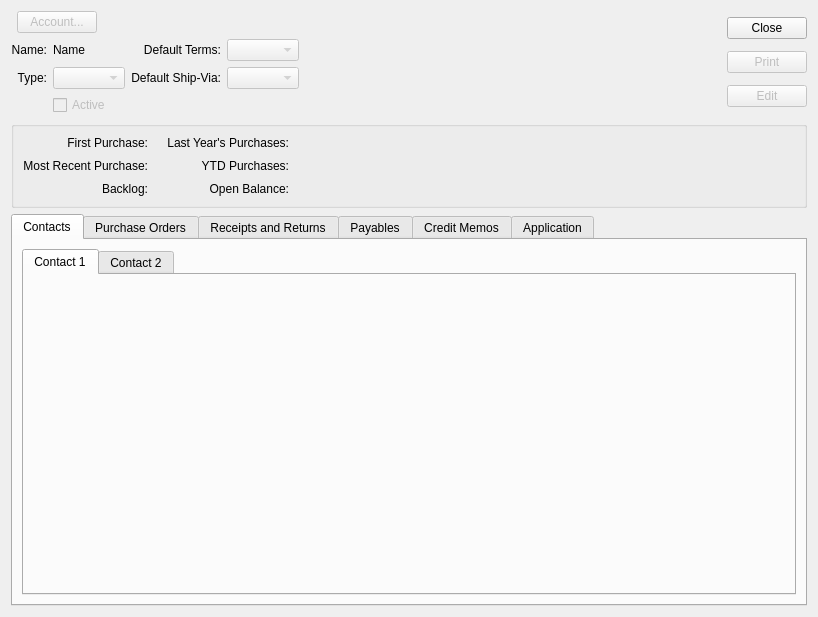
This is xtuple/trunk/guiclient/vendorWorkBench.ui in WooodHead/xtuple as Qt 5 draws it before an edit. The edited form follows.
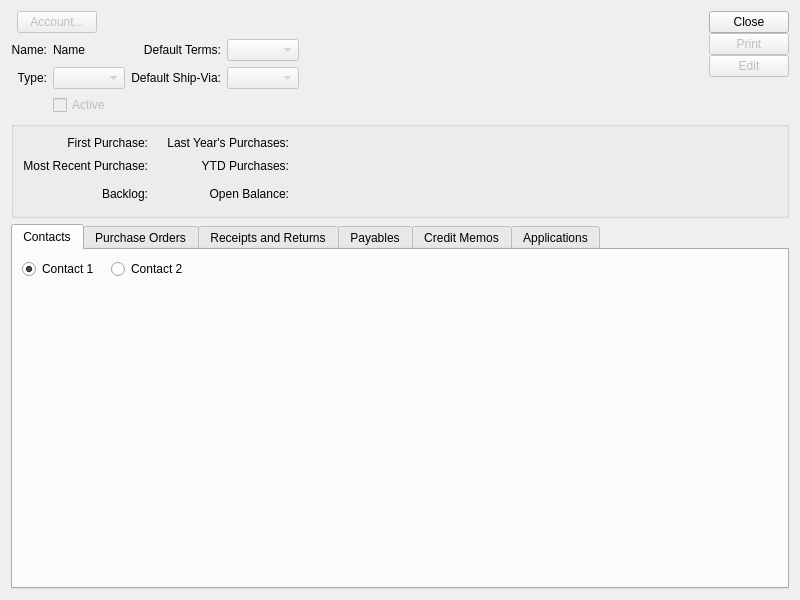
This is the edited form. The open tabs and pages were chosen to show the change. Custom widgets are drawn as their Qt base class.

The edit to the form file:
```diff
--- a/xtuple/trunk/guiclient/vendorWorkBench.ui
+++ b/xtuple/trunk/guiclient/vendorWorkBench.ui
@@ -5,8 +5,8 @@
    <rect>
     <x>0</x>
     <y>0</y>
-    <width>818</width>
-    <height>617</height>
+    <width>800</width>
+    <height>600</height>
    </rect>
   </property>
   <property name="windowTitle" >
@@ -169,6 +169,9 @@
      </item>
      <item>
       <layout class="QVBoxLayout" name="verticalLayout" >
+       <property name="spacing" >
+        <number>0</number>
+       </property>
        <item>
         <widget class="QPushButton" name="_close" >
          <property name="text" >
@@ -202,7 +205,7 @@
           <enum>Qt::Vertical</enum>
          </property>
          <property name="sizeType" >
-          <enum>QSizePolicy::Preferred</enum>
+          <enum>QSizePolicy::Expanding</enum>
          </property>
          <property name="sizeHint" stdset="0" >
           <size>
@@ -221,7 +224,7 @@
      <property name="title" >
       <string/>
      </property>
-     <layout class="QGridLayout" name="gridLayout_3" >
+     <layout class="QGridLayout" name="gridLayout_2" >
       <item row="0" column="0" >
        <widget class="QLabel" name="_firstPurchaseLit" >
         <property name="text" >
@@ -235,6 +238,33 @@
         </property>
        </widget>
       </item>
+      <item row="0" column="1" >
+       <widget class="DLineEdit" name="_firstPurchase" >
+        <property name="enabled" >
+         <bool>false</bool>
+        </property>
+       </widget>
+      </item>
+      <item row="0" column="2" >
+       <widget class="QLabel" name="_lastYearsPurchasesLit" >
+        <property name="text" >
+         <string>Last Year's Purchases:</string>
+        </property>
+        <property name="alignment" >
+         <set>Qt::AlignRight|Qt::AlignTrailing|Qt::AlignVCenter</set>
+        </property>
+       </widget>
+      </item>
+      <item row="0" column="3" >
+       <widget class="XLabel" name="_lastYearsPurchases" >
+        <property name="minimumSize" >
+         <size>
+          <width>50</width>
+          <height>0</height>
+         </size>
+        </property>
+       </widget>
+      </item>
       <item row="1" column="0" >
        <widget class="QLabel" name="_lastPurchaseLit" >
         <property name="text" >
@@ -248,23 +278,6 @@
         </property>
        </widget>
       </item>
-      <item row="2" column="0" >
-       <widget class="QLabel" name="_backlogLit" >
-        <property name="text" >
-         <string>Backlog:</string>
-        </property>
-        <property name="alignment" >
-         <set>Qt::AlignRight|Qt::AlignTrailing|Qt::AlignVCenter</set>
-        </property>
-       </widget>
-      </item>
-      <item row="0" column="1" >
-       <widget class="DLineEdit" name="_firstPurchase" >
-        <property name="enabled" >
-         <bool>false</bool>
-        </property>
-       </widget>
-      </item>
       <item row="1" column="1" >
        <widget class="DLineEdit" name="_lastPurchase" >
         <property name="enabled" >
@@ -272,19 +285,6 @@
         </property>
        </widget>
       </item>
-      <item row="2" column="1" >
-       <widget class="XLabel" name="_backlog" />
-      </item>
-      <item row="0" column="2" >
-       <widget class="QLabel" name="_lastYearsPurchasesLit" >
-        <property name="text" >
-         <string>Last Year's Purchases:</string>
-        </property>
-        <property name="alignment" >
-         <set>Qt::AlignRight|Qt::AlignTrailing|Qt::AlignVCenter</set>
-        </property>
-       </widget>
-      </item>
       <item row="1" column="2" >
        <widget class="QLabel" name="_ytdPurchasesLit" >
         <property name="text" >
@@ -295,26 +295,6 @@
         </property>
        </widget>
       </item>
-      <item row="2" column="2" >
-       <widget class="QLabel" name="_openBalanceLit" >
-        <property name="text" >
-         <string>Open Balance:</string>
-        </property>
-        <property name="alignment" >
-         <set>Qt::AlignRight|Qt::AlignTrailing|Qt::AlignVCenter</set>
-        </property>
-       </widget>
-      </item>
-      <item row="0" column="3" >
-       <widget class="XLabel" name="_lastYearsPurchases" >
-        <property name="minimumSize" >
-         <size>
-          <width>50</width>
-          <height>0</height>
-         </size>
-        </property>
-       </widget>
-      </item>
       <item row="1" column="3" >
        <widget class="XLabel" name="_ytdPurchases" >
         <property name="minimumSize" >
@@ -325,16 +305,6 @@
         </property>
        </widget>
       </item>
-      <item row="2" column="3" >
-       <widget class="XLabel" name="_openBalance" >
-        <property name="minimumSize" >
-         <size>
-          <width>50</width>
-          <height>0</height>
-         </size>
-        </property>
-       </widget>
-      </item>
       <item row="1" column="4" >
        <spacer name="horizontalSpacer_4" >
         <property name="orientation" >
@@ -348,11 +318,57 @@
         </property>
        </spacer>
       </item>
+      <item row="2" column="0" >
+       <widget class="QLabel" name="_backlogLit" >
+        <property name="text" >
+         <string>Backlog:</string>
+        </property>
+        <property name="alignment" >
+         <set>Qt::AlignRight|Qt::AlignTrailing|Qt::AlignVCenter</set>
+        </property>
+       </widget>
+      </item>
+      <item row="2" column="1" >
+       <widget class="XLabel" name="_backlog" >
+        <property name="minimumSize" >
+         <size>
+          <width>0</width>
+          <height>24</height>
+         </size>
+        </property>
+       </widget>
+      </item>
+      <item row="2" column="2" >
+       <widget class="QLabel" name="_openBalanceLit" >
+        <property name="text" >
+         <string>Open Balance:</string>
+        </property>
+        <property name="alignment" >
+         <set>Qt::AlignRight|Qt::AlignTrailing|Qt::AlignVCenter</set>
+        </property>
+       </widget>
+      </item>
+      <item row="2" column="3" >
+       <widget class="XLabel" name="_openBalance" >
+        <property name="minimumSize" >
+         <size>
+          <width>50</width>
+          <height>0</height>
+         </size>
+        </property>
+       </widget>
+      </item>
      </layout>
     </widget>
    </item>
    <item>
     <widget class="QTabWidget" name="_tabWidget" >
+     <property name="sizePolicy" >
+      <sizepolicy vsizetype="Expanding" hsizetype="Expanding" >
+       <horstretch>0</horstretch>
+       <verstretch>1</verstretch>
+      </sizepolicy>
+     </property>
      <property name="currentIndex" >
       <number>0</number>
      </property>
@@ -360,18 +376,52 @@
       <attribute name="title" >
        <string>Contacts</string>
       </attribute>
-      <layout class="QVBoxLayout" name="verticalLayout_3" >
-       <item>
-        <widget class="QTabWidget" name="tabWidget" >
+      <layout class="QGridLayout" name="gridLayout_5" >
+       <item row="0" column="0" >
+        <layout class="QHBoxLayout" name="horizontalLayout_3" >
+         <property name="spacing" >
+          <number>12</number>
+         </property>
+         <item>
+          <widget class="QRadioButton" name="_contact1Button" >
+           <property name="text" >
+            <string>Contact 1</string>
+           </property>
+           <property name="checked" >
+            <bool>true</bool>
+           </property>
+          </widget>
+         </item>
+         <item>
+          <widget class="QRadioButton" name="_contact2Button" >
+           <property name="text" >
+            <string>Contact 2</string>
+           </property>
+          </widget>
+         </item>
+         <item>
+          <spacer name="horizontalSpacer_5" >
+           <property name="orientation" >
+            <enum>Qt::Horizontal</enum>
+           </property>
+           <property name="sizeHint" stdset="0" >
+            <size>
+             <width>40</width>
+             <height>20</height>
+            </size>
+           </property>
+          </spacer>
+         </item>
+        </layout>
+       </item>
+       <item row="1" column="0" >
+        <widget class="QStackedWidget" name="_stackedWidget" >
          <property name="currentIndex" >
-          <number>1</number>
+          <number>0</number>
          </property>
-         <widget class="QWidget" name="_primaryContactTab" >
-          <attribute name="title" >
-           <string>Contact 1</string>
-          </attribute>
-          <layout class="QVBoxLayout" name="verticalLayout_5" >
-           <item>
+         <widget class="QWidget" name="_contact1Page" >
+          <layout class="QGridLayout" name="gridLayout_4" >
+           <item row="0" column="0" >
             <widget class="ContactCluster" name="_primaryContact" >
              <property name="enabled" >
               <bool>false</bool>
@@ -387,27 +437,37 @@
              </property>
             </widget>
            </item>
-           <item>
+           <item row="1" column="0" >
+            <spacer name="verticalSpacer_2" >
+             <property name="orientation" >
+              <enum>Qt::Vertical</enum>
+             </property>
+             <property name="sizeHint" stdset="0" >
+              <size>
+               <width>662</width>
+               <height>103</height>
+              </size>
+             </property>
+            </spacer>
+           </item>
+           <item row="0" column="1" >
             <spacer name="horizontalSpacer_2" >
              <property name="orientation" >
-              <enum>Qt::Vertical</enum>
+              <enum>Qt::Horizontal</enum>
              </property>
              <property name="sizeHint" stdset="0" >
               <size>
-               <width>20</width>
-               <height>40</height>
+               <width>40</width>
+               <height>20</height>
               </size>
              </property>
             </spacer>
            </item>
           </layout>
          </widget>
-         <widget class="QWidget" name="_secondaryContactTab" >
-          <attribute name="title" >
-           <string>Contact 2</string>
-          </attribute>
-          <layout class="QVBoxLayout" name="verticalLayout_2" >
-           <item>
+         <widget class="QWidget" name="_contact2Page" >
+          <layout class="QGridLayout" name="gridLayout_3" >
+           <item row="0" column="0" >
             <widget class="ContactCluster" name="_secondaryContact" >
              <property name="enabled" >
               <bool>false</bool>
@@ -423,19 +483,32 @@
              </property>
             </widget>
            </item>
-           <item>
-            <spacer name="verticalSpacer_2" >
+           <item row="1" column="0" >
+            <spacer name="verticalSpacer_3" >
              <property name="orientation" >
               <enum>Qt::Vertical</enum>
              </property>
              <property name="sizeHint" stdset="0" >
               <size>
-               <width>20</width>
+               <width>639</width>
                <height>40</height>
               </size>
              </property>
             </spacer>
            </item>
+           <item row="0" column="1" >
+            <spacer name="horizontalSpacer_6" >
+             <property name="orientation" >
+              <enum>Qt::Horizontal</enum>
+             </property>
+             <property name="sizeHint" stdset="0" >
+              <size>
+               <width>40</width>
+               <height>20</height>
+              </size>
+             </property>
+            </spacer>
+           </item>
           </layout>
          </widget>
         </widget>
@@ -468,7 +541,7 @@
      </widget>
      <widget class="QWidget" name="_applicationsTab" >
       <attribute name="title" >
-       <string>Application</string>
+       <string>Applications</string>
       </attribute>
       <layout class="QVBoxLayout" name="verticalLayout_10" />
      </widget>
```
